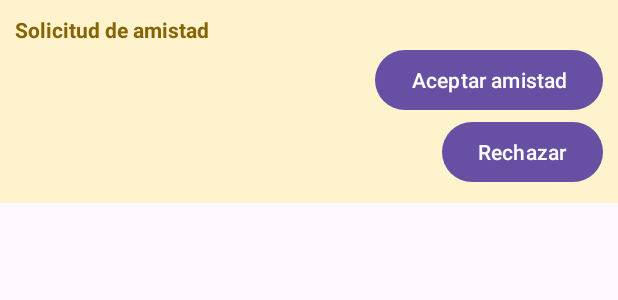
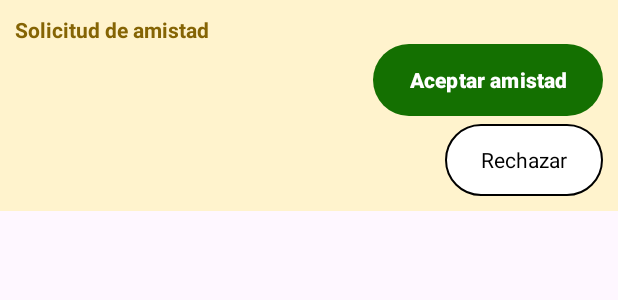
Before and after one commit to yiyiliman1/TFG, an Android app: the layout item_solicitud_amistad.xml on its own in the app's theme, with its tools: preview values and no code run, on a phone screen of 412 x 824 dp. Shown: the top 300 px of the screen. Run offline under Robolectric (Android 15) with nearby library versions, the phone set to English and light mode, and no system bars.

Commit message:
tfg terminado

```diff
--- /dev/null
+++ b/app/src/main/res/drawable/fondo_con_borde.xml
@@ -0,0 +1,13 @@
+<?xml version="1.0" encoding="utf-8"?>
+<shape xmlns:android="http://schemas.android.com/apk/res/android"
+    android:shape="rectangle">
+
+    <solid android:color="#FFFFFF" />
+
+    <stroke
+        android:width="1dp"
+        android:color="#000000" />
+
+    <corners android:radius="50dp" />
+
+</shape>
--- a/app/src/main/res/layout/item_solicitud_amistad.xml
+++ b/app/src/main/res/layout/item_solicitud_amistad.xml
@@ -1,5 +1,6 @@
 <?xml version="1.0" encoding="utf-8"?>
 <LinearLayout xmlns:android="http://schemas.android.com/apk/res/android"
+    xmlns:app="http://schemas.android.com/apk/res-auto"
     android:orientation="vertical"
     android:padding="10dp"
     android:layout_width="match_parent"
@@ -20,15 +21,26 @@
         android:layout_height="wrap_content"
         android:text="Aceptar amistad"
         android:layout_gravity="end"
+        android:background="@drawable/btnverde"
+        android:backgroundTint="@null"
+        app:backgroundTint="#147001"
+        android:textStyle="bold"
         android:textColor="@android:color/white"/>
 
-    <Button
+
+    <com.google.android.material.button.MaterialButton
         android:id="@+id/botonRechazarAmistad"
         android:layout_width="wrap_content"
         android:layout_height="wrap_content"
         android:text="Rechazar"
         android:layout_gravity="end"
+        android:background="@drawable/fondo_con_borde"
+        android:textColor="@android:color/black"
+        app:backgroundTint="@null"
+        android:layout_marginStart="8dp"
+        android:layout_marginTop="5dp"
+        style="@android:style/Widget.Button" />
 
-        android:layout_marginStart="8dp" />
+
 
 </LinearLayout>
```
